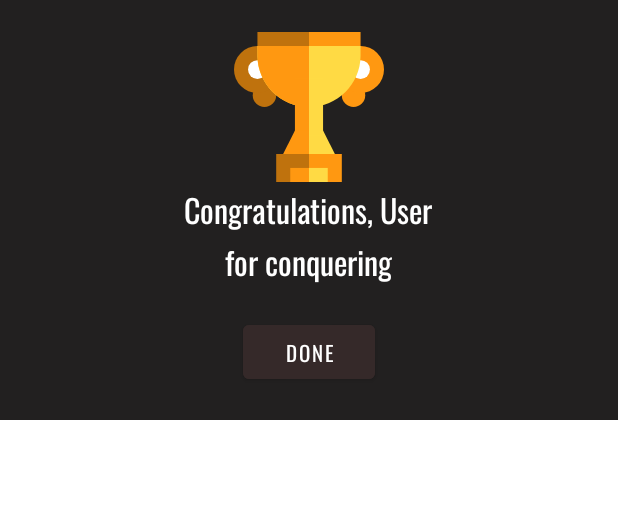
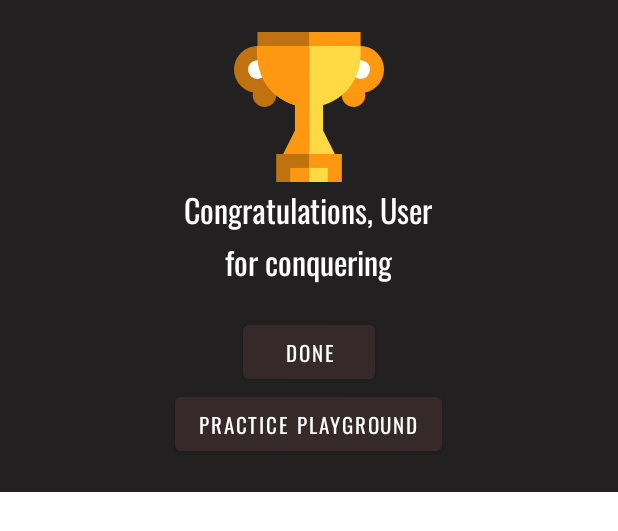
Before and after one commit to LauPeeps/JavaceClientAppNew, an Android app: the layout exercise_congratulations_dialog.xml on its own in the app's theme, with its tools: preview values and no code run, on a phone screen of 412 x 824 dp. Shown: the top 531 px of the screen. Run offline under Robolectric (Android 15) with nearby library versions, the phone set to English and light mode, and no system bars.

Commit message:
new client

```diff
--- a/app/src/main/java/com/example/javaceclientapp/Score.java
+++ b/app/src/main/java/com/example/javaceclientapp/Score.java
@@ -97,7 +97,7 @@ public class Score extends AppCompatActivity {
                                     Map<String, Object> score_data = new HashMap<>();
                                     score_data.put("score", recordScore);
                                     documentReference.update(score_data);
-
+                                    Toast.makeText(Score.this, "Score recorded", Toast.LENGTH_SHORT).show();
 
                                     /* DocumentReference documentReference1 = firestore.collection("Quizzes").document(moduleId).collection(subId).document("Quiz_Taker");
                                     documentReference1.get().addOnSuccessListener(new OnSuccessListener<DocumentSnapshot>() {
@@ -136,5 +136,7 @@ public class Score extends AppCompatActivity {
     @Override
     public void onBackPressed() {
         super.onBackPressed();
+        startActivity(new Intent(Score.this, MainActivity.class));
+        finish();
     }
 }
--- a/app/src/main/res/layout/exercise_congratulations_dialog.xml
+++ b/app/src/main/res/layout/exercise_congratulations_dialog.xml
@@ -44,6 +44,15 @@
             android:backgroundTint="#352929"
             android:layout_gravity="center"
             />
+        <Button
+
+            android:id="@+id/practicePlayground"
+            android:layout_width="wrap_content"
+            android:layout_height="wrap_content"
+            android:text="Practice Playground"
+            android:backgroundTint="#352929"
+            android:layout_gravity="center"
+            />
 
     </LinearLayout>
 
```
Also changed, not shown: app/src/main/java/com/example/javaceclientapp/CompilerActivity.java (+8 -0 lines), app/src/main/java/com/example/javaceclientapp/PracticeExercise.java (+11 -7 lines).
